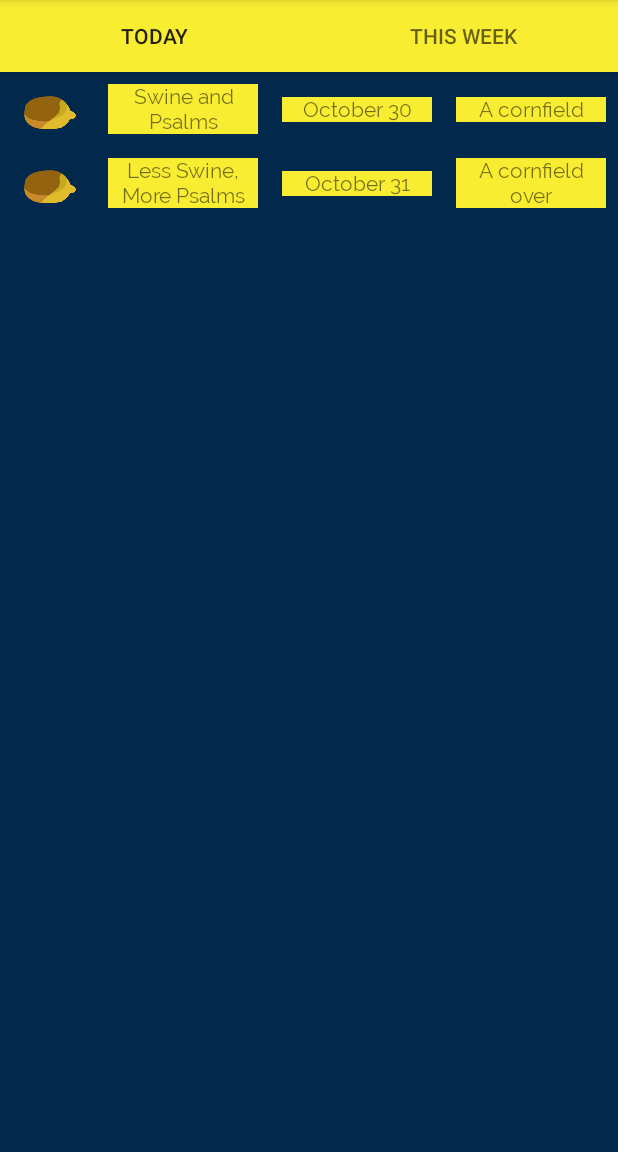
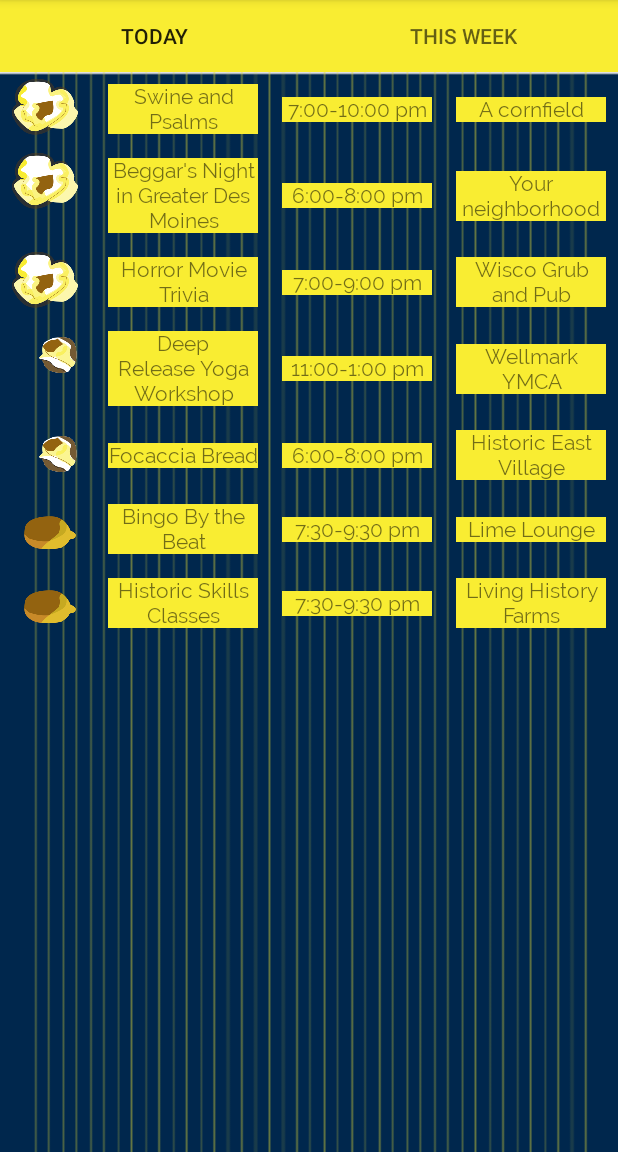
Before and after one commit to cfm155/What-s-Poppin, an Android app: the screen it shows after launch (MainActivity), on a phone screen of 412 x 824 dp, the part 84-1236 px from its top. Run offline under Robolectric (Android 15) with nearby library versions, the phone set to English and light mode, and no system bars; 1 statement that could not run was skipped.

Commit message:
added events

```diff
--- a/app/src/main/java/com/example/cartermccall/whatspoppin/CalendarList.java
+++ b/app/src/main/java/com/example/cartermccall/whatspoppin/CalendarList.java
@@ -36,46 +36,72 @@ public class CalendarList extends Fragment {
         View view = inflater.inflate(R.layout.fragment_calendar_list, container, false);
 
         calendarList = (RecyclerView) view.findViewById(R.id.calendar_list);
-        final ArrayList<Event> events = new ArrayList<Event>();
         final ArrayList<Day> days = new ArrayList<Day>();
         System.out.println(Calendar.getInstance().getTime());
 
+        Event event = new Event();
+        event.setTitle("Free Wine Tasting");
+        event.setDate("October 31");
+        event.setTime("5:00-8:00 pm");
+        event.setLocation("Vino 209 Wine Cafe");
+        event.setRating(50);
+
         Event event1 = new Event();
-        event1.setTitle("Swine and Psalms");
-        event1.setDate("October 30");
-        event1.setLocation("A cornfield");
+        event1.setTitle("Halloween Freak Out!");
+        event1.setDate("October 31");
+        event1.setTime("8:00-12:00 am");
+        event1.setLocation("Des Moines Social Club");
+        event1.setRating(99.9);
 
-        Event event2 = new Event();
-        event2.setTitle("Less Swine, More Psalms");
-        event2.setDate("October 31");
-        event2.setLocation("A cornfield over");
-
-        events.add(event1);
-        events.add(event2);
+        Event event4 = new Event();
+        event4.setTitle("Deep Release Yoga Workshop");
+        event4.setDate("Every Week Day");
+        event4.setTime("11:00-1:00 pm");
+        event4.setLocation("Wellmark YMCA");
+        event4.setDescription("Join popular YMCA yoga instructor Kelby A. for this deep dive into your personal yoga practice. Whether you are looking to start a personal practice or extend your current routine Kelby will help you realign your energetic system, new your mind and restore your body.");
+        event4.setRating(50);
 
         Day monday = new Day();
         monday.setDay(" Monday \n November 5 ");
-        monday.addEvent(event1);
-        monday.addEvent(event2);
+        monday.addEvent(event4);
+        monday.addEvent(EventList.events.get(4));
+        monday.addEvent(EventList.events.get(1));
+
 
         Day tuesday = new Day();
         tuesday.setDay(" Tuesday \n October 30 ");
-        tuesday.addEvent(event2);
+        tuesday.setDailyEvents(EventList.events);
 
         Day wednesday = new Day();
         wednesday.setDay(" Wednesday \n October 31 ");
+        wednesday.addEvent(event);
+        wednesday.addEvent(event4);
+        wednesday.addEvent(event1);
 
         Day thursday = new Day();
         thursday.setDay(" Thursday \n November 1 ");
+        thursday.addEvent(event4);
+        thursday.addEvent(EventList.events.get(4));
+        thursday.addEvent(EventList.events.get(5));
 
         Day friday = new Day();
         friday.setDay(" Friday \n November 2 ");
+        friday.addEvent(event4);
+        friday.addEvent(EventList.events.get(4));
+        friday.addEvent(EventList.events.get(2));
+        friday.addEvent(EventList.events.get(6));
 
         Day saturday = new Day();
         saturday.setDay(" Saturday \n November 3 ");
+        saturday.addEvent(EventList.events.get(0));
+        saturday.addEvent(EventList.events.get(5));
+        saturday.addEvent(EventList.events.get(2));
 
         Day sunday = new Day();
         sunday.setDay(" Sunday \n November 4 ");
+        sunday.addEvent(EventList.events.get(1));
+        sunday.addEvent(EventList.events.get(6));
+        sunday.addEvent(EventList.events.get(4));
 
         days.add(tuesday);
         days.add(wednesday);
--- a/app/src/main/java/com/example/cartermccall/whatspoppin/Event.java
+++ b/app/src/main/java/com/example/cartermccall/whatspoppin/Event.java
@@ -11,7 +11,8 @@ public class Event extends RealmObject implements Serializable {
     private String date;
     private String location;
     private String description = "No description available";
-    private float rating = 0;
+    private String time;
+    private double rating = 0;
 
     public String getTitle() {
         return title;
@@ -45,11 +46,19 @@ public class Event extends RealmObject implements Serializable {
         this.description = description;
     }
 
-    public float getRating() {
+    public double getRating() {
         return rating;
     }
 
-    public void setRating(float rating) {
+    public void setRating(double rating) {
         this.rating = rating;
     }
+
+    public String getTime() {
+        return time;
+    }
+
+    public void setTime(String time) {
+        this.time = time;
+    }
 }
--- a/app/src/main/java/com/example/cartermccall/whatspoppin/EventActivity.java
+++ b/app/src/main/java/com/example/cartermccall/whatspoppin/EventActivity.java
@@ -39,7 +39,7 @@ public class EventActivity extends AppCompatActivity {
 
         Event event = (Event) getIntent().getSerializableExtra("event");
         title.setText(event.getTitle());
-        date.setText(event.getDate());
+        date.setText(event.getDate() + ", " + event.getTime());
         location.setText(event.getLocation());
         description.setText(event.getDescription());
         rating.setText(" " + event.getRating() + "% of people say it's poppin' ");
--- a/app/src/main/java/com/example/cartermccall/whatspoppin/EventAdapter.java
+++ b/app/src/main/java/com/example/cartermccall/whatspoppin/EventAdapter.java
@@ -59,7 +59,7 @@ public class EventAdapter extends RecyclerView.Adapter<EventAdapter.EventViewHol
     @Override
     public void onBindViewHolder(EventViewHolder holder, int position) {
         holder.titleView.setText(events.get(position).getTitle());
-        holder.dateView.setText(events.get(position).getDate());
+        holder.dateView.setText(events.get(position).getTime());
         holder.locationView.setText(events.get(position).getLocation());
         if(events.get(position).getRating() < 34){
             holder.poppinView.setImageResource(R.drawable.unpopped);
--- a/app/src/main/java/com/example/cartermccall/whatspoppin/EventList.java
+++ b/app/src/main/java/com/example/cartermccall/whatspoppin/EventList.java
@@ -24,6 +24,7 @@ public class EventList extends Fragment {
     private RecyclerView eventList;
     private RecyclerView.LayoutManager layoutManager;
     private RecyclerView.Adapter eventAdapter;
+    final static ArrayList<Event> events = new ArrayList<Event>();
 
     public EventList() {
         // Required empty public constructor
@@ -36,7 +37,7 @@ public class EventList extends Fragment {
         // Inflate the layout for this fragment
         View view = inflater.inflate(R.layout.fragment_event_list, container, false);
 
-        final ArrayList<Event> events = new ArrayList<Event>();
+
         eventList = (RecyclerView)view.findViewById(R.id.event_list);
 
         System.out.println(Calendar.getInstance().getTime());
@@ -44,15 +45,71 @@ public class EventList extends Fragment {
         Event event1 = new Event();
         event1.setTitle("Swine and Psalms");
         event1.setDate("October 30");
+        event1.setTime("7:00-10:00 pm");
         event1.setLocation("A cornfield");
+        event1.setDescription("Do you like ham? Do you like psalms? Join us at your local cornfield for a revolutionary blend of both!");
+        event1.setRating(93.4);
+
 
         Event event2 = new Event();
-        event2.setTitle("Less Swine, More Psalms");
-        event2.setDate("October 31");
-        event2.setLocation("A cornfield over");
+
+
+        event2.setTitle("Beggar's Night in Greater Des Moines");
+        event2.setDate("October 30");
+        event2.setTime("6:00-8:00 pm");
+        event2.setLocation("Your neighborhood");
+        event2.setDescription("Trick or Treat!!");
+        event2.setRating(85.8);
+
+        Event event3 = new Event();
+
+
+        event3.setTitle("Horror Movie Trivia");
+        event3.setDate("October 30");
+        event3.setTime("7:00-9:00 pm");
+        event3.setLocation("Wisco Grub and Pub");
+        event3.setRating(70);
+
+        Event event4 = new Event();
+        event4.setTitle("Deep Release Yoga Workshop");
+        event4.setDate("Every Week Day");
+        event4.setTime("11:00-1:00 pm");
+        event4.setLocation("Wellmark YMCA");
+        event4.setDescription("Join popular YMCA yoga instructor Kelby A. for this deep dive into your personal yoga practice. Whether you are looking to start a personal practice or extend your current routine Kelby will help you realign your energetic system, new your mind and restore your body.");
+        event4.setRating(50);
+
+        Event event5 = new Event();
+        event5.setTitle("Focaccia Bread");
+        event5.setDate("October 30");
+        event5.setTime("6:00-8:00 pm");
+        event5.setLocation("Historic East Village");
+        event5.setRating(35);
+
+        Event event6 = new Event();
+        event6.setTitle("Bingo By the Beat");
+        event6.setDate("October 30");
+        event6.setTime("7:30-9:30 pm");
+        event6.setLocation("Lime Lounge");
+        event6.setRating(20);
+
+        Event event7 = new Event();
+        event7.setTitle("Historic Skills Classes");
+        event7.setDate("October 30");
+        event7.setTime("7:30-9:30 pm");
+        event7.setLocation("Living History Farms");
+        event7.setRating(15);
+
+
 
         events.add(event1);
         events.add(event2);
+        events.add(event3);
+        events.add(event4);
+        events.add(event5);
+        events.add(event6);
+        events.add(event7);
+
+
         layoutManager = new LinearLayoutManager(getContext());
         eventList.setLayoutManager(layoutManager);
 
--- a/app/src/main/res/layout/activity_day.xml
+++ b/app/src/main/res/layout/activity_day.xml
@@ -4,7 +4,7 @@
     xmlns:tools="http://schemas.android.com/tools"
     android:layout_width="match_parent"
     android:layout_height="match_parent"
-    android:background="@color/colorPrimary">
+    android:background="@drawable/background">
 
     <TextView
         android:id="@+id/textView2"
--- a/app/src/main/res/layout/activity_event.xml
+++ b/app/src/main/res/layout/activity_event.xml
@@ -4,7 +4,7 @@
     xmlns:tools="http://schemas.android.com/tools"
     android:layout_width="match_parent"
     android:layout_height="match_parent"
-    android:background="@color/colorPrimary">
+    android:background="@drawable/background">
 
     <TextView
         android:id="@+id/textView"
--- a/app/src/main/res/layout/activity_main.xml
+++ b/app/src/main/res/layout/activity_main.xml
@@ -25,7 +25,7 @@
         android:id="@+id/viewpager"
         android:layout_width="match_parent"
         android:layout_height="match_parent"
-        android:background="@color/colorPrimary"
+        android:background="@drawable/background"
         app:layout_behavior="@string/appbar_scrolling_view_behavior" />
 
 
```
Also changed, not shown: app/src/main/res/drawable-xxhdpi/background.png (added).
